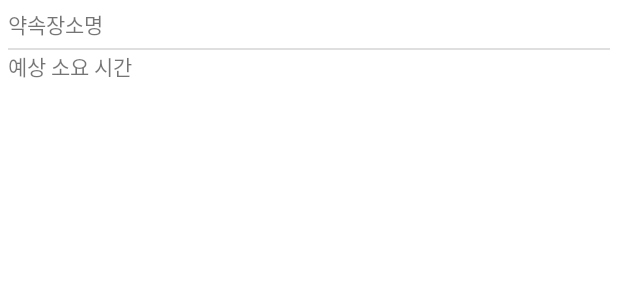
After one commit to hr955/FinalProject, an Android app: the layout my_custom_info_window.xml on its own in the app's theme, with its tools: preview values and no code run, on a phone screen of 412 x 824 dp. The commit adds this screen. Shown: the top 300 px of the screen. Run offline under Robolectric (Android 15) with nearby library versions, the phone set to English and light mode, and no system bars; network calls fail.

Commit message:
feat #6 정보창에 커스텀 xml 적용

```diff
--- a/app/src/main/java/com/example/finalproject/ViewMapActivity.kt
+++ b/app/src/main/java/com/example/finalproject/ViewMapActivity.kt
@@ -1,8 +1,7 @@
 package com.example.finalproject
 
 import android.os.Bundle
-import android.util.Log
-import android.widget.Toast
+import android.view.LayoutInflater
 import androidx.databinding.DataBindingUtil
 import com.example.finalproject.databinding.ActivityViewMapBinding
 import com.example.finalproject.datas.AppointmentData
@@ -10,6 +9,7 @@ import com.naver.maps.geometry.LatLng
 import com.naver.maps.map.CameraAnimation
 import com.naver.maps.map.CameraUpdate
 import com.naver.maps.map.MapFragment
+import com.naver.maps.map.overlay.InfoWindow
 import com.naver.maps.map.overlay.Marker
 import com.naver.maps.map.overlay.OverlayImage
 
@@ -49,6 +49,17 @@ class ViewMapActivity : BaseActivity() {
             selectedPointMarker.icon = OverlayImage.fromResource(R.drawable.ic_pink_marker)
             selectedPointMarker.map = it
 
+            val infoWindow = InfoWindow()
+            infoWindow.adapter = object : InfoWindow.DefaultTextAdapter(mContext) {
+                override fun getText(infoWindow: InfoWindow): CharSequence {
+
+                    val myView = LayoutInflater.from(mContext).inflate(R.layout.my_custom_info_window, null)
+
+                    return mAppointmentData.place
+                }
+            }
+            infoWindow.open(selectedPointMarker)
+
         }
     }
 }
--- /dev/null
+++ b/app/src/main/res/layout/my_custom_info_window.xml
@@ -0,0 +1,26 @@
+<?xml version="1.0" encoding="utf-8"?>
+<LinearLayout xmlns:android="http://schemas.android.com/apk/res/android"
+    android:layout_width="match_parent"
+    android:layout_height="match_parent"
+    android:orientation="vertical"
+    android:padding="5dp">
+
+    <TextView
+        android:id="@+id/txt_place"
+        android:layout_width="wrap_content"
+        android:layout_height="wrap_content"
+        android:text="약속장소명" />
+
+    <TextView
+        android:layout_width="match_parent"
+        android:layout_height="1dp"
+        android:layout_marginTop="5dp"
+        android:background="#DFDFDF" />
+
+    <TextView
+        android:id="@+id/txt_arrival_time"
+        android:layout_width="wrap_content"
+        android:layout_height="wrap_content"
+        android:text="예상 소요 시간" />
+
+</LinearLayout>
```
